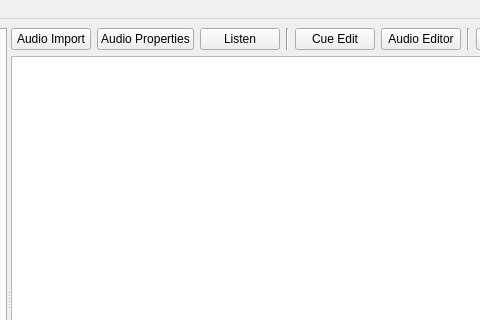
The window that rave/AudioExplorer/mainwindow.ui (pgathogo/raven) describes before a commit, drawn with Qt 5; both pictures show x 348 to 828 and y 0 to 320 of the 1096 by 600 pixel window.
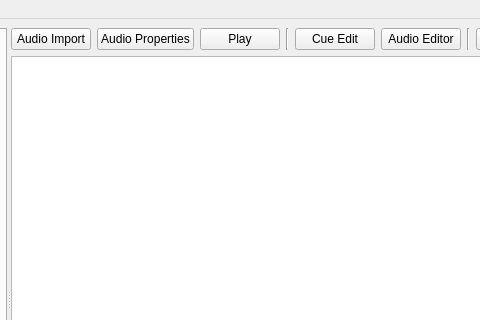
The same window after the commit.

What changed in the file:
```diff
--- a/rave/AudioExplorer/mainwindow.ui
+++ b/rave/AudioExplorer/mainwindow.ui
@@ -136,7 +136,10 @@
           <item>
            <widget class="QPushButton" name="pushButton_3">
             <property name="text">
-             <string>Listen</string>
+             <string>Play</string>
+            </property>
+            <property name="checkable">
+             <bool>true</bool>
             </property>
            </widget>
           </item>
```
Left out of the diff: 2 changed lines with no effect on the pictures.
